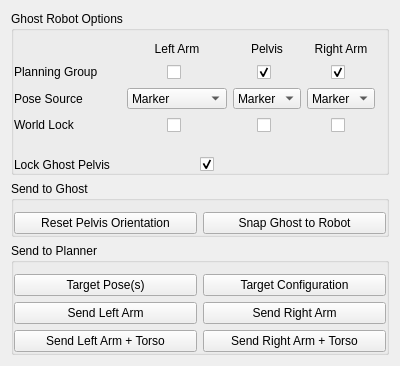
Qt form vigir_ocs_ghost_control_widget/src/ui/ghost_control_widget.ui (team-vigir/vigir_ocs_common) before a commit.
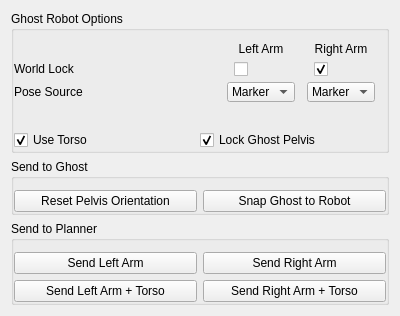
The same form after that commit.

Commit message: - Solved the robot alpha bug with the ghost robot - Fixed the issue with the grasp widget that   - caused invalid (removed) templates to be selected   - caused the issue with the ghost hands   - would result in invalid grasp requests

The edit to the form file:
```diff
--- a/vigir_ocs_ghost_control_widget/src/ui/ghost_control_widget.ui
+++ b/vigir_ocs_ghost_control_widget/src/ui/ghost_control_widget.ui
@@ -7,7 +7,7 @@
     <x>0</x>
     <y>0</y>
     <width>400</width>
-    <height>366</height>
+    <height>316</height>
    </rect>
   </property>
   <property name="minimumSize">
@@ -60,13 +60,6 @@
               </property>
              </widget>
             </item>
-            <item row="3" column="0">
-             <widget class="QLabel" name="label_3">
-              <property name="text">
-               <string>World Lock</string>
-              </property>
-             </widget>
-            </item>
             <item row="2" column="1">
              <widget class="QComboBox" name="pose_left_">
               <item>
@@ -88,19 +81,10 @@
               </property>
              </widget>
             </item>
-            <item row="2" column="2">
-             <widget class="QComboBox" name="pose_torso_">
-              <item>
-               <property name="text">
-                <string>Marker</string>
-               </property>
-              </item>
-             </widget>
-            </item>
             <item row="1" column="0">
              <widget class="QLabel" name="label">
               <property name="text">
-               <string>Planning Group</string>
+               <string>World Lock</string>
               </property>
              </widget>
             </item>
@@ -114,16 +98,6 @@
               </property>
              </widget>
             </item>
-            <item row="0" column="2">
-             <widget class="QLabel" name="label_6">
-              <property name="text">
-               <string>Pelvis</string>
-              </property>
-              <property name="alignment">
-               <set>Qt::AlignCenter</set>
-              </property>
-             </widget>
-            </item>
             <item row="2" column="3">
              <widget class="QComboBox" name="pose_right_">
               <item>
@@ -162,12 +136,6 @@
                  <property name="orientation">
                   <enum>Qt::Horizontal</enum>
                  </property>
-                 <property name="sizeHint" stdset="0">
-                  <size>
-                   <width>40</width>
-                   <height>20</height>
-                  </size>
-                 </property>
                 </spacer>
                </item>
                <item>
@@ -185,12 +153,6 @@
                  <property name="orientation">
                   <enum>Qt::Horizontal</enum>
                  </property>
-                 <property name="sizeHint" stdset="0">
-                  <size>
-                   <width>40</width>
-                   <height>20</height>
-                  </size>
-                 </property>
                 </spacer>
                </item>
               </layout>
@@ -205,45 +167,6 @@
                <property name="margin">
                 <number>0</number>
                </property>
-               <item>
-                <spacer name="horizontalSpacer_3">
-                 <property name="orientation">
-                  <enum>Qt::Horizontal</enum>
-                 </property>
-                 <property name="sizeHint" stdset="0">
-                  <size>
-                   <width>23</width>
-                   <height>19</height>
-                  </size>
-                 </property>
-                </spacer>
-               </item>
-               <item>
-                <widget class="QCheckBox" name="planning_torso_">
-                 <property name="text">
-                  <string/>
-                 </property>
-                 <property name="checkable">
-                  <bool>true</bool>
-                 </property>
-                 <property name="checked">
-                  <bool>true</bool>
-                 </property>
-                </widget>
-               </item>
-               <item>
-                <spacer name="horizontalSpacer_4">
-                 <property name="orientation">
-                  <enum>Qt::Horizontal</enum>
-                 </property>
-                 <property name="sizeHint" stdset="0">
-                  <size>
-                   <width>23</width>
-                   <height>19</height>
-                  </size>
-                 </property>
-                </spacer>
-               </item>
               </layout>
              </widget>
             </item>
@@ -261,12 +184,6 @@
                  <property name="orientation">
                   <enum>Qt::Horizontal</enum>
                  </property>
-                 <property name="sizeHint" stdset="0">
-                  <size>
-                   <width>22</width>
-                   <height>19</height>
-                  </size>
-                 </property>
                 </spacer>
                </item>
                <item>
@@ -284,57 +201,6 @@
                  <property name="orientation">
                   <enum>Qt::Horizontal</enum>
                  </property>
-                 <property name="sizeHint" stdset="0">
-                  <size>
-                   <width>24</width>
-                   <height>19</height>
-                  </size>
-                 </property>
-                </spacer>
-               </item>
-              </layout>
-             </widget>
-            </item>
-            <item row="3" column="1">
-             <widget class="QWidget" name="widget_6" native="true">
-              <layout class="QHBoxLayout" name="horizontalLayout_5">
-               <property name="spacing">
-                <number>0</number>
-               </property>
-               <property name="margin">
-                <number>0</number>
-               </property>
-               <item>
-                <spacer name="horizontalSpacer_7">
-                 <property name="orientation">
-                  <enum>Qt::Horizontal</enum>
-                 </property>
-                 <property name="sizeHint" stdset="0">
-                  <size>
-                   <width>27</width>
-                   <height>20</height>
-                  </size>
-                 </property>
-                </spacer>
-               </item>
-               <item>
-                <widget class="QCheckBox" name="lock_left_">
-                 <property name="text">
-                  <string/>
-                 </property>
-                </widget>
-               </item>
-               <item>
-                <spacer name="horizontalSpacer_8">
-                 <property name="orientation">
-                  <enum>Qt::Horizontal</enum>
-                 </property>
-                 <property name="sizeHint" stdset="0">
-                  <size>
-                   <width>29</width>
-                   <height>20</height>
-                  </size>
-                 </property>
                 </spacer>
                </item>
               </layout>
@@ -349,39 +215,6 @@
                <property name="margin">
                 <number>0</number>
                </property>
-               <item>
-                <spacer name="horizontalSpacer_9">
-                 <property name="orientation">
-                  <enum>Qt::Horizontal</enum>
-                 </property>
-                 <property name="sizeHint" stdset="0">
-                  <size>
-                   <width>23</width>
-                   <height>20</height>
-                  </size>
-                 </property>
-                </spacer>
-               </item>
-               <item>
-                <widget class="QCheckBox" name="lock_torso_">
-                 <property name="text">
-                  <string/>
-                 </property>
-                </widget>
-               </item>
-               <item>
-                <spacer name="horizontalSpacer_10">
-                 <property name="orientation">
-                  <enum>Qt::Horizontal</enum>
-                 </property>
-                 <property name="sizeHint" stdset="0">
-                  <size>
-                   <width>23</width>
-                   <height>20</height>
-                  </size>
-                 </property>
-                </spacer>
-               </item>
               </layout>
              </widget>
             </item>
@@ -394,39 +227,6 @@
                <property name="margin">
                 <number>0</number>
                </property>
-               <item>
-                <spacer name="horizontalSpacer_11">
-                 <property name="orientation">
-                  <enum>Qt::Horizontal</enum>
-                 </property>
-                 <property name="sizeHint" stdset="0">
-                  <size>
-                   <width>22</width>
-                   <height>20</height>
-                  </size>
-                 </property>
-                </spacer>
-               </item>
-               <item>
-                <widget class="QCheckBox" name="lock_right_">
-                 <property name="text">
-                  <string/>
-                 </property>
-                </widget>
-               </item>
-               <item>
-                <spacer name="horizontalSpacer_12">
-                 <property name="orientation">
-                  <enum>Qt::Horizontal</enum>
-                 </property>
-                 <property name="sizeHint" stdset="0">
-                  <size>
-                   <width>24</width>
-                   <height>20</height>
-                  </size>
-                 </property>
-                </spacer>
-               </item>
               </layout>
              </widget>
             </item>
@@ -448,17 +248,23 @@
             <property name="spacing">
              <number>0</number>
             </property>
-            <item row="0" column="0">
-             <widget class="QLabel" name="label_9">
-              <property name="text">
-               <string>Lock Ghost Pelvis</string>
-              </property>
-             </widget>
-            </item>
             <item row="0" column="1">
              <widget class="QCheckBox" name="lock_pelvis_">
               <property name="text">
-               <string/>
+               <string>Lock Ghost Pelvis</string>
+              </property>
+              <property name="checked">
+               <bool>true</bool>
+              </property>
+             </widget>
+            </item>
+            <item row="0" column="0">
+             <widget class="QCheckBox" name="planning_torso_">
+              <property name="text">
+               <string>Use Torso</string>
+              </property>
+              <property name="checkable">
+               <bool>true</bool>
               </property>
               <property name="checked">
                <bool>true</bool>
@@ -530,42 +336,28 @@
       <property name="bottomMargin">
        <number>0</number>
       </property>
-      <item row="1" column="2">
+      <item row="0" column="2">
        <widget class="QPushButton" name="send_right_pose_button_">
         <property name="text">
          <string>Send Right Arm</string>
         </property>
        </widget>
       </item>
-      <item row="1" column="1">
+      <item row="0" column="1">
        <widget class="QPushButton" name="send_left_pose_button_">
         <property name="text">
          <string>Send Left Arm</string>
         </property>
        </widget>
       </item>
-      <item row="0" column="2">
-       <widget class="QPushButton" name="send_config_button_">
-        <property name="text">
-         <string>Target Configuration</string>
-        </property>
-       </widget>
-      </item>
-      <item row="0" column="1">
-       <widget class="QPushButton" name="send_pose_button_">
-        <property name="text">
-         <string>Target Pose(s)</string>
-        </property>
-       </widget>
-      </item>
-      <item row="2" column="1">
+      <item row="1" column="1">
        <widget class="QPushButton" name="send_left_torso_pose_button_">
         <property name="text">
          <string>Send Left Arm + Torso</string>
         </property>
        </widget>
       </item>
-      <item row="2" column="2">
+      <item row="1" column="2">
        <widget class="QPushButton" name="send_right_torso_pose_button_">
         <property name="text">
          <string>Send Right Arm + Torso</string>
```
Left out of the diff: 32 changed lines with no effect on the pictures. The commit also changes 6 other files.
